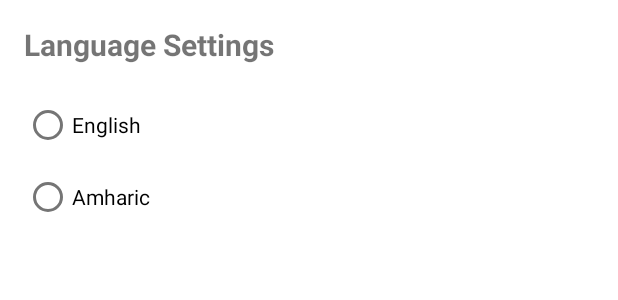
After one commit to w30ey/mobile-app-event-handler-app, an Android app: the layout activity_settings.xml on its own in the app's theme, with its tools: preview values and no code run, on a phone screen of 412 x 824 dp. The commit adds this screen. Shown: the top 300 px of the screen. Run offline under Robolectric (Android 15) with nearby library versions, the phone set to English and light mode, and no system bars.

Commit message:
Implement localization and in-app language switcher

```diff
--- a/app/src/main/AndroidManifest.xml
+++ b/app/src/main/AndroidManifest.xml
@@ -26,6 +26,7 @@
         <activity android:name=".activities.AdminPanelActivity" />
         <activity android:name=".activities.EventListActivity" />
         <activity android:name=".activities.FavoritesActivity" />
+        <activity android:name=".activities.SettingsActivity" />
     </application>
 
 </manifest>
--- a/app/src/main/java/com/example/localeventhub/activities/FavoritesActivity.java
+++ b/app/src/main/java/com/example/localeventhub/activities/FavoritesActivity.java
@@ -5,7 +5,6 @@ import android.os.Bundle;
 import android.view.View;
 import android.widget.ProgressBar;
 import android.widget.TextView;
-import androidx.appcompat.app.AppCompatActivity;
 import androidx.lifecycle.ViewModelProvider;
 import androidx.recyclerview.widget.LinearLayoutManager;
 import androidx.recyclerview.widget.RecyclerView;
@@ -16,7 +15,7 @@ import com.example.localeventhub.viewmodels.EventViewModel;
 
 import java.util.ArrayList;
 
-public class FavoritesActivity extends AppCompatActivity {
+public class FavoritesActivity extends BaseActivity {
     private EventViewModel eventViewModel;
     private RecyclerView recyclerView;
     private EventAdapter adapter;
--- /dev/null
+++ b/app/src/main/res/layout/activity_settings.xml
@@ -0,0 +1,35 @@
+<?xml version="1.0" encoding="utf-8"?>
+<LinearLayout xmlns:android="http://schemas.android.com/apk/res/android"
+    android:layout_width="match_parent"
+    android:layout_height="match_parent"
+    android:orientation="vertical"
+    android:padding="16dp">
+
+    <TextView
+        android:layout_width="match_parent"
+        android:layout_height="wrap_content"
+        android:text="Language Settings"
+        android:textSize="20sp"
+        android:textStyle="bold"
+        android:layout_marginBottom="16dp" />
+
+    <RadioGroup
+        android:id="@+id/radioGroupLanguage"
+        android:layout_width="match_parent"
+        android:layout_height="wrap_content">
+
+        <RadioButton
+            android:id="@+id/rbEnglish"
+            android:layout_width="match_parent"
+            android:layout_height="wrap_content"
+            android:text="English" />
+
+        <RadioButton
+            android:id="@+id/rbAmharic"
+            android:layout_width="match_parent"
+            android:layout_height="wrap_content"
+            android:text="Amharic" />
+
+    </RadioGroup>
+
+</LinearLayout>
```
Also changed, not shown: app/src/main/java/com/example/localeventhub/activities/AdminPanelActivity.java (+8 -8 lines), app/src/main/java/com/example/localeventhub/activities/BaseActivity.java (added, +29 -0 lines), app/src/main/java/com/example/localeventhub/activities/CreateEditEventActivity.java (+13 -7 lines), app/src/main/java/com/example/localeventhub/activities/EventDetailActivity.java (+9 -10 lines), app/src/main/java/com/example/localeventhub/activities/EventListActivity.java (+8 -3 lines), app/src/main/java/com/example/localeventhub/activities/LoginActivity.java (+7 -3 lines), app/src/main/java/com/example/localeventhub/activities/MainActivity.java (+9 -5 lines), app/src/main/java/com/example/localeventhub/activities/SettingsActivity.java (added, +51 -0 lines), app/src/main/res/menu/main_menu.xml (+12 -4 lines), app/src/main/res/values/strings.xml (+75 -0 lines), 1 other file.
